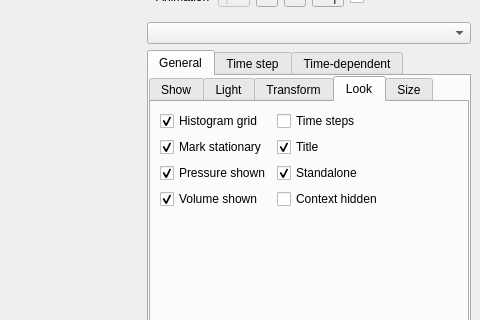
Above: MainWindow.ui from danlipsa/foamvis before the change; both pictures show x 563 to 1043 and y 86 to 406 of the 1043 by 596 pixel window. Below: the same form after it.
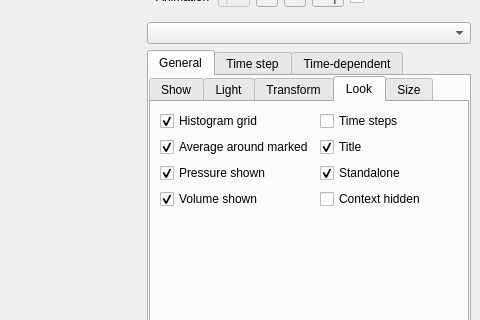
That is the form after the change. The open tabs and pages were chosen to show the change. Custom widgets are drawn as their Qt base class.

The edit to the form file:
```diff
--- a/MainWindow.ui
+++ b/MainWindow.ui
@@ -1141,7 +1141,7 @@
                <item row="1" column="0">
                 <widget class="QCheckBox" name="checkBoxBodyStationaryMarked">
                  <property name="text">
-                  <string>Mark stationary</string>
+                  <string>Average around marked</string>
                  </property>
                  <property name="checked">
                   <bool>true</bool>
```
Left out of the diff: 25 changed lines with no effect on the pictures.
